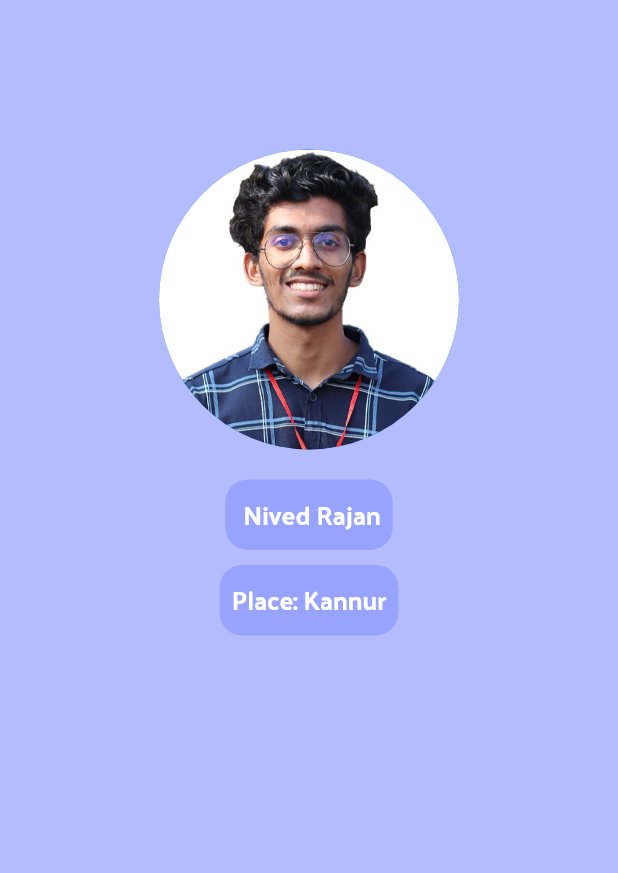
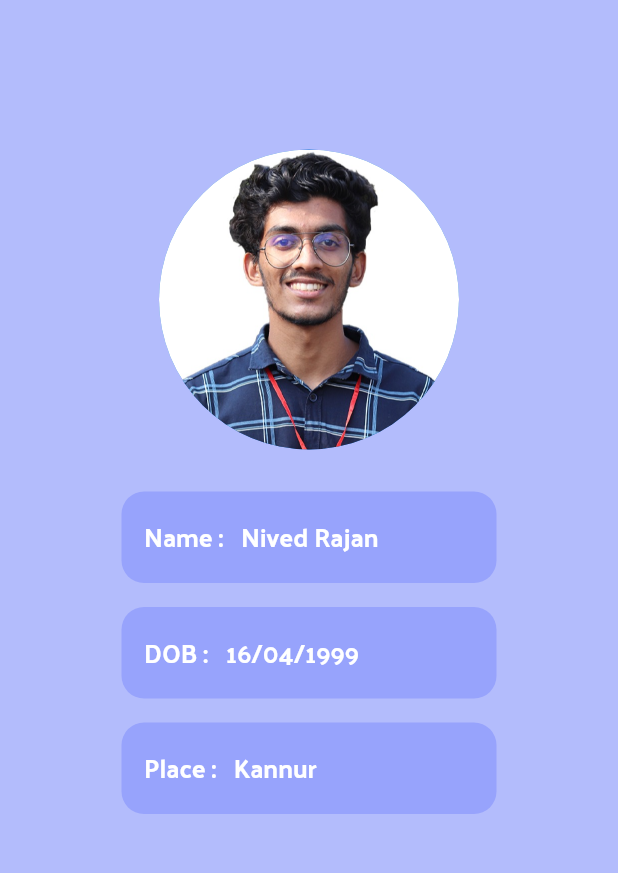
Before and after one commit to Nib1912/Spotix-Task, a Flutter app: the screen it shows after launch, on a phone screen of 412 x 824 dp, the part 173-1046 px from its top. Run offline on Flutter 3.47's test engine with Material 2 defaults, Android fonts, the phone set to English and light mode, and no system bars.

Commit message:
basic structure created

```diff
--- /dev/null
+++ b/lib/logo.dart
@@ -0,0 +1,59 @@
+import 'package:flutter/material.dart';
+class Logo extends StatelessWidget {
+  @override
+  Widget build(BuildContext context) {
+    return Row(
+      mainAxisAlignment: MainAxisAlignment.center,
+      children: [
+        Container(
+          child: Icon(
+            Icons.search_rounded,
+            size: 50,
+            color: Colors.white,
+          ),
+          margin: EdgeInsets.only(top: 60),
+          padding: EdgeInsets.all(2.5),
+          decoration: BoxDecoration(
+            color: Colors.black,
+            borderRadius: BorderRadius.all(
+              Radius.circular(5),
+            ),
+          ),
+        ),
+        Container(
+          padding: EdgeInsets.only(
+            left: 6,
+          ),
+          margin: EdgeInsets.only(top: 35),
+          child: Column(
+            crossAxisAlignment: CrossAxisAlignment.start,
+            mainAxisAlignment: MainAxisAlignment.spaceBetween,
+            children: [
+              Container(
+                child: Text(
+                  'Spotix',
+                  style: TextStyle(
+                    fontFamily: 'Palanquin',
+                    fontSize: 30,
+                    fontWeight: FontWeight.w800,
+                  ),
+                ),
+              ),
+              Container(
+                padding: EdgeInsets.symmetric(horizontal: 5, vertical: 2),
+                child: Text(
+                  'SPOT IT AND MAKE IT',
+                  style: TextStyle(
+                      color: Colors.white,
+                      fontSize: 8,
+                      fontFamily: 'Palanquin'),
+                ),
+                color: Colors.black,
+              ),
+            ],
+          ),
+        )
+      ],
+    );
+  }
+}
--- a/lib/profile_screen.dart
+++ b/lib/profile_screen.dart
@@ -1,67 +1,19 @@
 import 'package:flutter/cupertino.dart';
 import 'package:flutter/material.dart';
+import 'logo.dart';
+import 'reusable_container.dart';
 
 class ProfileScreen extends StatelessWidget {
   @override
   Widget build(BuildContext context) {
     return Scaffold(
       backgroundColor: Color(0xffb3bcfc),
-      body: Column(
+      body: ListView(
+        children:[
+          Column(
             //crossAxisAlignment: CrossAxisAlignment.center,
             children: [
-          Row(
-            mainAxisAlignment: MainAxisAlignment.center,
-            children: [
-              Container(
-                child: Icon(
-                  Icons.search_rounded,
-                  size: 50,
-                  color: Colors.white,
-                ),
-                margin: EdgeInsets.only(top: 60),
-                padding: EdgeInsets.all(2.5),
-                decoration: BoxDecoration(
-                  color: Colors.black,
-                  borderRadius: BorderRadius.all(
-                    Radius.circular(5),
-                  ),
-                ),
-              ),
-              Container(
-                padding: EdgeInsets.only(
-                  left: 6,
-                ),
-                margin: EdgeInsets.only(top: 35),
-                child: Column(
-                  crossAxisAlignment: CrossAxisAlignment.start,
-                  mainAxisAlignment: MainAxisAlignment.spaceBetween,
-                  children: [
-                    Container(
-                      child: Text(
-                        'Spotix',
-                        style: TextStyle(
-                          fontFamily: 'Palanquin',
-                          fontSize: 30,
-                          fontWeight: FontWeight.w800,
-                        ),
-                      ),
-                    ),
-                    Container(
-                      padding: EdgeInsets.symmetric(horizontal: 5, vertical: 2),
-                      child: Text(
-                        'SPOT IT AND MAKE IT',
-                        style: TextStyle(
-                            color: Colors.white,
-                            fontSize: 8,
-                            fontFamily: 'Palanquin'),
-                      ),
-                      color: Colors.black,
-                    ),
-                  ],
-                ),
-              )
-            ],
-          ),
+              Logo(),
               SizedBox(
                 height: 100,
               ),
@@ -70,32 +22,17 @@ class ProfileScreen extends StatelessWidget {
                 backgroundImage: AssetImage('images/Nived.jpeg'),
               ),
               SizedBox(height: 20),
-          Container(
-            padding: EdgeInsets.all(8),
-            decoration: BoxDecoration(
-                color: Color(0xff97a3fc),
-                borderRadius: BorderRadius.all(Radius.circular(15),),),
-            child: Text(
-              ' Nived Rajan',
-              style: TextStyle(
-                  fontFamily: 'Palanquin',
-                  fontSize: 17,
-                  color: Colors.white),
+              ReusableContainer(label: 'Name :\t\t Nived Rajan'),
+              ReusableContainer(label: 'DOB :\t\t 16/04/1999'),
+              ReusableContainer(label: 'Place :\t\t Kannur'),
+
+
+
+
+
+            ],
           ),
-          ),
-          SizedBox(height: 10,),
-          Container(
-            padding: EdgeInsets.all(8),
-            decoration: BoxDecoration(
-                color: Color(0xff97a3fc),
-              borderRadius: BorderRadius.all(Radius.circular(15),),),
-            child: Text(
-              'Place: Kannur',
-              style: TextStyle(
-                  fontFamily: 'Palanquin', fontSize: 17, color: Colors.white),
-            ),
-          ),
-        ],
+        ]
       ),
     );
   }
--- /dev/null
+++ b/lib/reusable_container.dart
@@ -0,0 +1,26 @@
+import 'package:flutter/material.dart';
+class ReusableContainer extends StatelessWidget {
+  final String label;
+  ReusableContainer({required this.label});
+  @override
+  Widget build(BuildContext context) {
+    return Padding(
+      padding: const EdgeInsets.all(8.0),
+      child: Container(
+        width: 250,
+        margin: EdgeInsets.only(left: 50,right: 50),
+        padding: EdgeInsets.all(15),
+        decoration: BoxDecoration(
+          color: Color(0xff97a3fc),
+          borderRadius: BorderRadius.all(Radius.circular(15),),),
+        child: Text(
+          label,
+          style: TextStyle(
+              fontFamily: 'Palanquin',
+              fontSize: 17,
+              color: Colors.white),
+        ),
+      ),
+    );
+  }
+}
```
Lines whose indentation alone changed are shown as unchanged.
